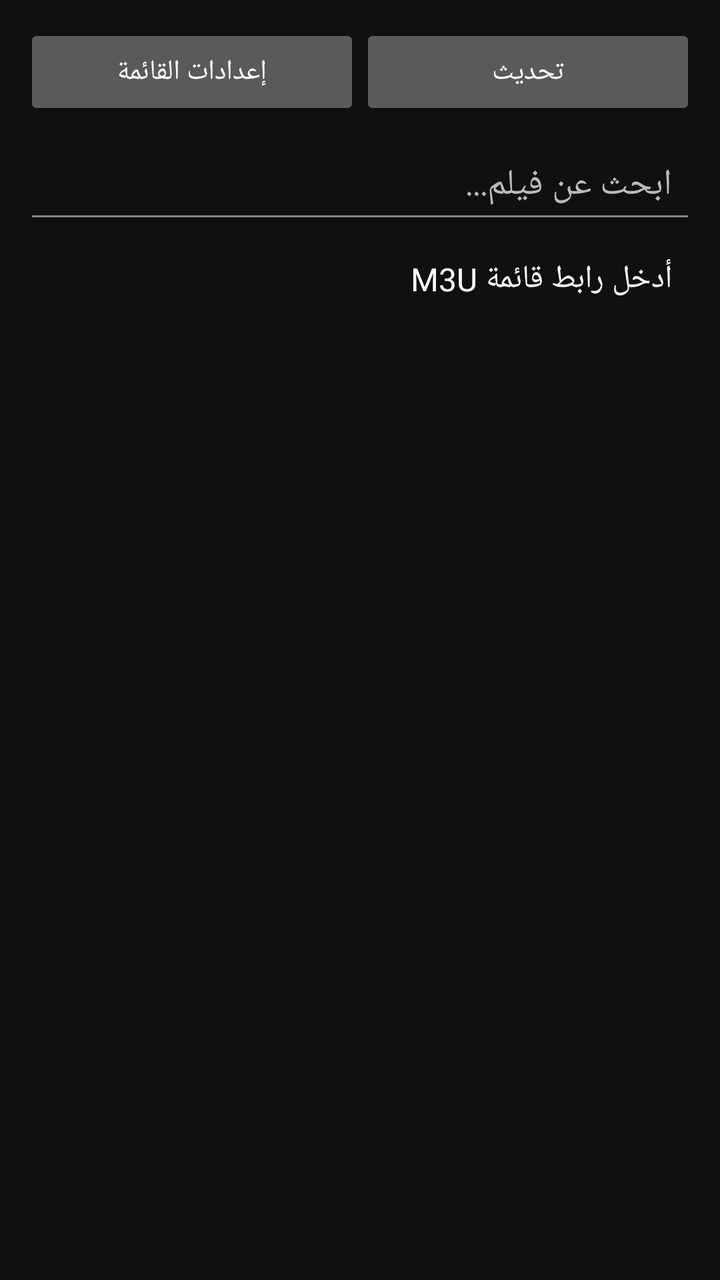
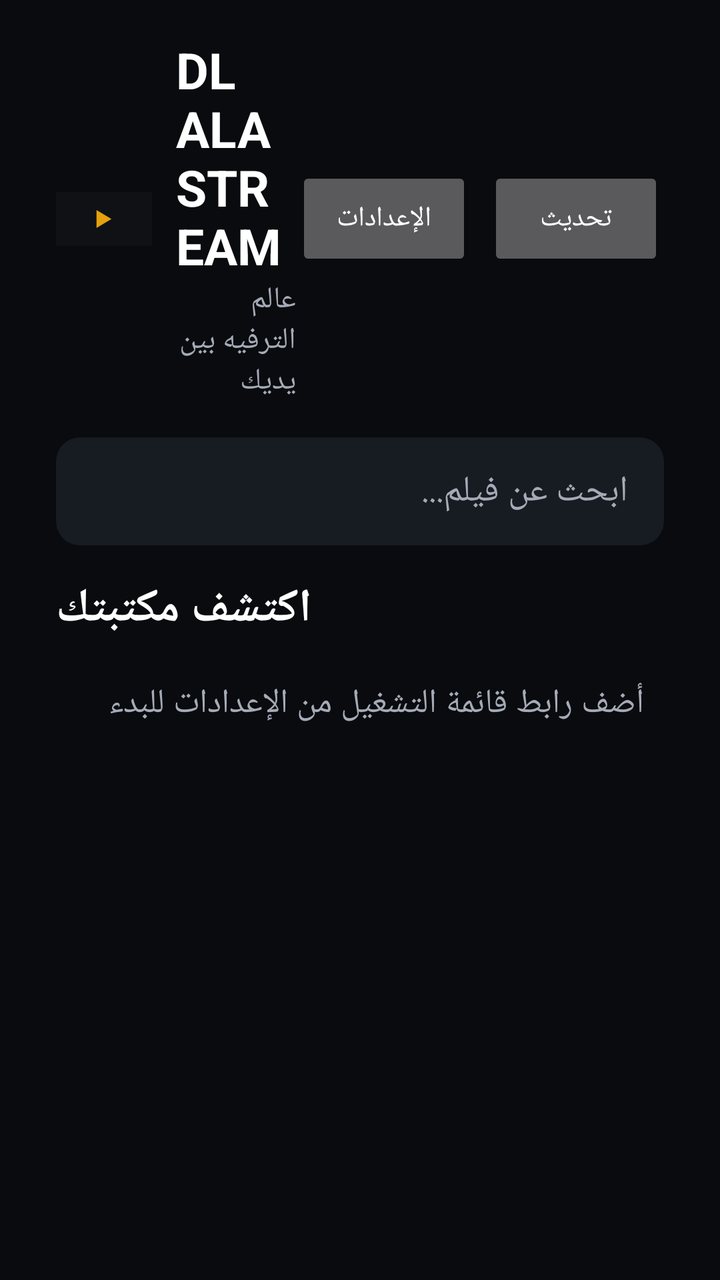

The first picture is an Android layout as it rendered before a commit; the second is the same layout after the commit. The layout source and the unified diff follow.
<!-- AndroidManifest.xml: application theme Theme.Dlala -->
<!-- res/layout/activity_main.xml -->
<?xml version="1.0" encoding="utf-8"?>
<LinearLayout    xmlns:android="http://schemas.android.com/apk/res/android"
    android:layout_width="match_parent"
    android:layout_height="match_parent"
    android:orientation="vertical"
    android:padding="12dp"
    android:background="#101010">

    <LinearLayout
        android:layout_width="match_parent"
        android:layout_height="wrap_content"
        android:orientation="horizontal">

        <Button
            android:id="@+id/btn_settings"
            android:layout_width="0dp"
            android:layout_height="wrap_content"
            android:layout_weight="1"
            android:text="إعدادات القائمة" />

        <Button
            android:id="@+id/btn_refresh"
            android:layout_width="0dp"
            android:layout_height="wrap_content"
            android:layout_weight="1"
            android:text="تحديث" />

    </LinearLayout>

    <EditText
        android:id="@+id/search_input"
        android:layout_width="match_parent"
        android:layout_height="wrap_content"
        android:layout_marginTop="8dp"
        android:hint="ابحث عن فيلم..."
        android:inputType="text"
        android:singleLine="true"
        android:textColor="#FFFFFF"
        android:textColorHint="#BBBBBB"
        android:backgroundTint="#888888"
        android:padding="12dp" />

    <TextView
        android:id="@+id/status"
        android:layout_width="match_parent"
        android:layout_height="wrap_content"
        android:padding="12dp"
        android:text="أدخل رابط قائمة M3U"
        android:textColor="#FFFFFF"
        android:textSize="16sp" />

    <androidx.recyclerview.widget.RecyclerView
        android:id="@+id/list"
        android:layout_width="match_parent"
        android:layout_height="0dp"
        android:layout_weight="1" />

</LinearLayout>
<!-- resources referenced by this layout -->
<resources>
  <style name="Theme.Dlala" parent="Theme.AppCompat.NoActionBar">
          <item name="android:windowBackground">@color/bg</item>
          <item name="colorAccent">@color/accent</item>
      </style>
  <color name="bg">#090B0F</color>
  <color name="accent">#F20D22</color>
</resources>

<!-- the commit's change to res/layout/activity_main.xml (unified diff, before → after) -->
@@ -1,58 +1,111 @@
 <?xml version="1.0" encoding="utf-8"?>
-<LinearLayout    xmlns:android="http://schemas.android.com/apk/res/android"
+<LinearLayout xmlns:android="http://schemas.android.com/apk/res/android"
     android:layout_width="match_parent"
     android:layout_height="match_parent"
     android:orientation="vertical"
-    android:padding="12dp"
-    android:background="#101010">
+    android:background="@color/bg"
+    android:paddingStart="28dp"
+    android:paddingEnd="28dp"
+    android:paddingTop="18dp"
+    android:paddingBottom="12dp">
 
+    
     <LinearLayout
         android:layout_width="match_parent"
         android:layout_height="wrap_content"
-        android:orientation="horizontal">
+        android:gravity="center_vertical"
+        android:orientation="horizontal"
+        android:paddingBottom="18dp">
+
+        <ImageView
+            android:layout_width="48dp"
+            android:layout_height="48dp"
+            android:contentDescription="@string/app_name"
+            android:src="@drawable/ic_logo" />
+
+        <LinearLayout
+            android:layout_width="0dp"
+            android:layout_height="wrap_content"
+            android:layout_weight="1"
+            android:orientation="vertical"
+            android:paddingStart="12dp">
+
+            <TextView
+                android:layout_width="wrap_content"
+                android:layout_height="wrap_content"
+                android:text="DLALA STREAM"
+                android:textColor="@color/text"
+                android:textSize="25sp"
+                android:textStyle="bold" />
+
+            <TextView
+                android:layout_width="wrap_content"
+                android:layout_height="wrap_content"
+                android:text="عالم الترفيه بين يديك"
+                android:textColor="@color/text_dim"
+                android:textSize="15sp" />
+
+        </LinearLayout>
 
         <Button
             android:id="@+id/btn_settings"
-            android:layout_width="0dp"
-            android:layout_height="wrap_content"
-            android:layout_weight="1"
-            android:text="إعدادات القائمة" />
+            android:layout_width="wrap_content"
+            android:layout_height="52dp"
+            android:text="الإعدادات"
+            android:textAllCaps="false" />
 
         <Button
             android:id="@+id/btn_refresh"
-            android:layout_width="0dp"
-            android:layout_height="wrap_content"
-            android:layout_weight="1"
-            android:text="تحديث" />
+            android:layout_width="wrap_content"
+            android:layout_height="52dp"
+            android:layout_marginStart="8dp"
+            android:text="تحديث"
+            android:textAllCaps="false" />
 
     </LinearLayout>
 
+    
     <EditText
         android:id="@+id/search_input"
         android:layout_width="match_parent"
-        android:layout_height="wrap_content"
-        android:layout_marginTop="8dp"
+        android:layout_height="54dp"
+        android:layout_marginBottom="16dp"
+        android:background="@drawable/bg_item"
         android:hint="ابحث عن فيلم..."
         android:inputType="text"
         android:singleLine="true"
-        android:textColor="#FFFFFF"
-        android:textColorHint="#BBBBBB"
-        android:backgroundTint="#888888"
-        android:padding="12dp" />
+        android:paddingStart="18dp"
+        android:paddingEnd="18dp"
+        android:textColor="@color/text"
+        android:textColorHint="@color/text_dim"
+        android:textSize="18sp" />
+
+    <TextView
+        android:layout_width="wrap_content"
+        android:layout_height="wrap_content"
+        android:paddingBottom="10dp"
+        android:text="اكتشف مكتبتك"
+        android:textColor="@color/text"
+        android:textSize="23sp"
+        android:textStyle="bold" />
 
     <TextView
         android:id="@+id/status"
         android:layout_width="match_parent"
         android:layout_height="wrap_content"
-        android:padding="12dp"
-        android:text="أدخل رابط قائمة M3U"
-        android:textColor="#FFFFFF"
-        android:textSize="16sp" />
+        android:padding="10dp"
+        android:text="أضف رابط قائمة التشغيل من الإعدادات للبدء"
+        android:textColor="@color/text_dim"
+        android:textSize="17sp" />
 
     <androidx.recyclerview.widget.RecyclerView
         android:id="@+id/list"
         android:layout_width="match_parent"
         android:layout_height="0dp"
-        android:layout_weight="1" />
+        android:layout_weight="1"
+        android:clipToPadding="false"
+        android:paddingTop="8dp"
+        android:paddingBottom="16dp"
+        android:descendantFocusability="afterDescendants" />
 
 </LinearLayout>
<!-- resource entries referenced after the edit -->
@@ -5,6 +5,42 @@
           <item name="colorAccent">@color/accent</item>
       </style>
   <color name="bg">#090B0F</color>
+  <color name="text">#FFFFFF</color>
+  <color name="text_dim">#A5ABB6</color>
+  <!-- drawable bg_item (drawable) -->
+  <?xml version="1.0" encoding="utf-8"?>
+  <selector xmlns:android="http://schemas.android.com/apk/res/android">
+  
+      <item android:state_focused="true">
+          <shape android:shape="rectangle">
+              <solid android:color="#252A33" />
+              <stroke
+                  android:width="3dp"
+                  android:color="@color/accent" />
+              <corners android:radius="12dp" />
+          </shape>
+      </item>
+  
+      <item>
+          <shape android:shape="rectangle">
+              <solid android:color="@color/card" />
+              <corners android:radius="12dp" />
+          </shape>
+      </item>
+  
+  </selector>
+  <!-- drawable ic_logo (drawable) -->
+  <?xml version="1.0" encoding="utf-8"?>
+  <vector xmlns:android="http://schemas.android.com/apk/res/android"
+      android:width="320dp"
+      android:height="180dp"
+      android:viewportWidth="320"
+      android:viewportHeight="180">
+      <path android:fillColor="#0F1115" android:pathData="M0,0h320v180h-320z" />
+      <path android:fillColor="#E5A00D" android:pathData="M135,60L135,120L185,90z" />
+  </vector>
+  <string name="app_name">Dlala Stream</string>
   <color name="accent">#F20D22</color>
+  <color name="card">#171B22</color>
 </resources>
 
